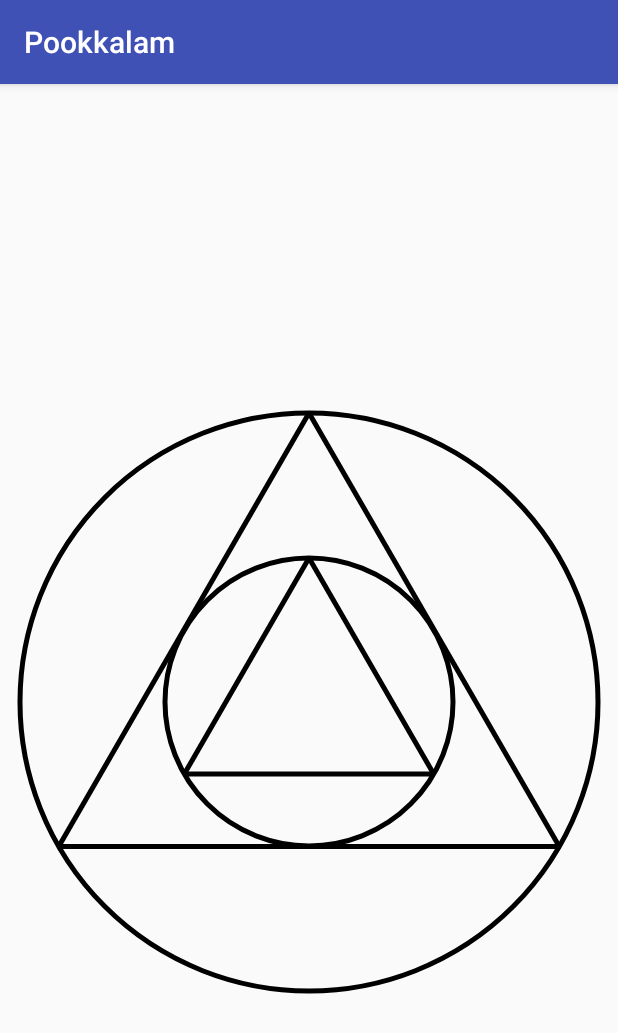
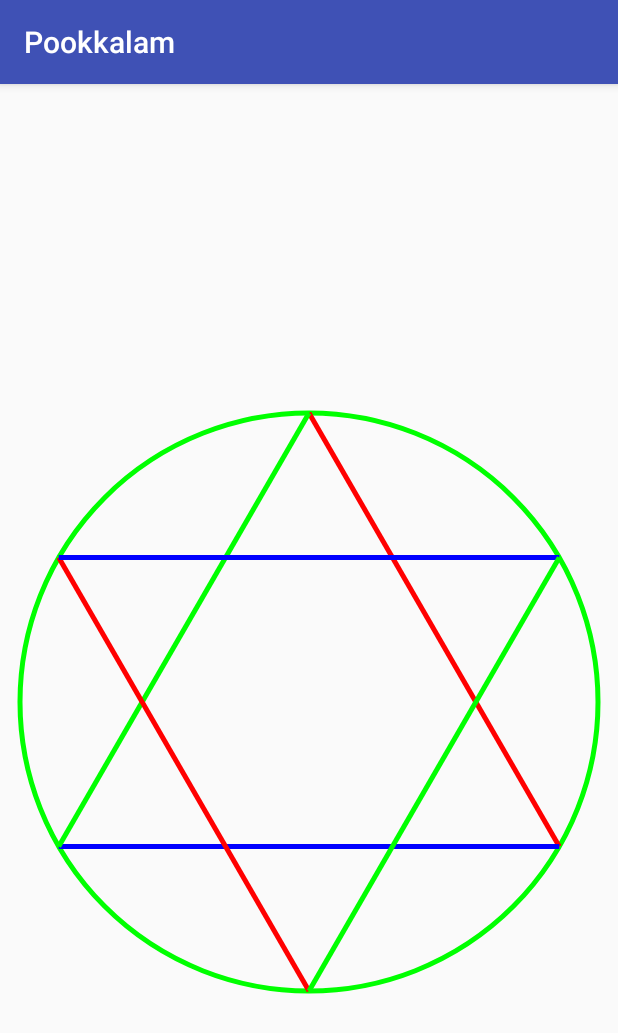
Before and after one commit to akhilc1/Pookkalam, an Android app: the screen it shows after launch (MainActivity), on a phone screen of 412 x 824 dp. Shown: the top 1033 px of the screen. Run offline under Robolectric (Android 15) with nearby library versions, the phone set to English and light mode, and no system bars.

```diff
--- a/app/src/main/java/com/qburst/akhil/pookkalam/CanvasView.java
+++ b/app/src/main/java/com/qburst/akhil/pookkalam/CanvasView.java
@@ -37,18 +37,32 @@ public class CanvasView extends ImageView {
     @Override
     protected void onDraw(Canvas canvas) {
         super.onDraw(canvas);
-        drawInnerCircle(canvas);
+        //drawInnerCircle(canvas);
         drawOuterCircle(canvas);
     }
 
     private void drawInnerCircle(Canvas canvas) {
+        paint.setColor(Color.GREEN);
         canvas.drawCircle(center.x, center.y, radius / 2, paint);
-        drawCircumscribedTriangle(canvas, center.x, center.y, radius/2, paint);
+        drawCircumscribedTriangle(canvas, center.x, center.y, radius / 2, paint);
     }
 
     private void drawOuterCircle(Canvas canvas) {
         canvas.drawCircle(center.x, center.y, radius, paint);
         drawCircumscribedTriangle(canvas, center.x, center.y, radius, paint);
+        drawInvertedTriangle(canvas, center.x, center.y, radius, paint);
+    }
+
+    private void drawInvertedTriangle(Canvas canvas, int x, int y, int radius, Paint paint) {
+        float xOffsetFromCenter = (float) (Math.cos((float) Math.PI / 6) * radius);
+        float yOffsetFromCenter = (float) (Math.sin((float) Math.PI / 6) * radius);
+        paint.setColor(Color.RED);
+        canvas.drawLine(x, y + radius, x - xOffsetFromCenter, y - yOffsetFromCenter, paint);
+        paint.setColor(Color.BLUE);
+        canvas.drawLine(x - xOffsetFromCenter, y - yOffsetFromCenter, x + xOffsetFromCenter,
+                y - yOffsetFromCenter, paint);
+        paint.setColor(Color.GREEN);
+        canvas.drawLine(x + xOffsetFromCenter,y-yOffsetFromCenter, x, y + radius, paint);
     }
 
     public void setWidthHeight(int[] widthHeight) {
@@ -61,10 +75,12 @@ public class CanvasView extends ImageView {
     private void drawCircumscribedTriangle(Canvas canvas, float circleCenterX, float circleCenterY, int radius, Paint paint) {
         float xOffsetFromCenter = (float) (Math.cos((float) Math.PI / 6) * radius);
         float yOffsetFromCenter = (float) (Math.sin((float) Math.PI / 6) * radius);
-
+        paint.setColor(Color.RED);
         canvas.drawLine(circleCenterX, circleCenterY - radius, circleCenterX + xOffsetFromCenter, circleCenterY + yOffsetFromCenter, paint);
+        paint.setColor(Color.BLUE);
         canvas.drawLine(circleCenterX + xOffsetFromCenter, circleCenterY + yOffsetFromCenter, circleCenterX - xOffsetFromCenter,
                 circleCenterY + yOffsetFromCenter, paint);
+        paint.setColor(Color.GREEN);
         canvas.drawLine(circleCenterX - xOffsetFromCenter, circleCenterY + yOffsetFromCenter, circleCenterX, circleCenterY - radius, paint);
     }
 }
```
